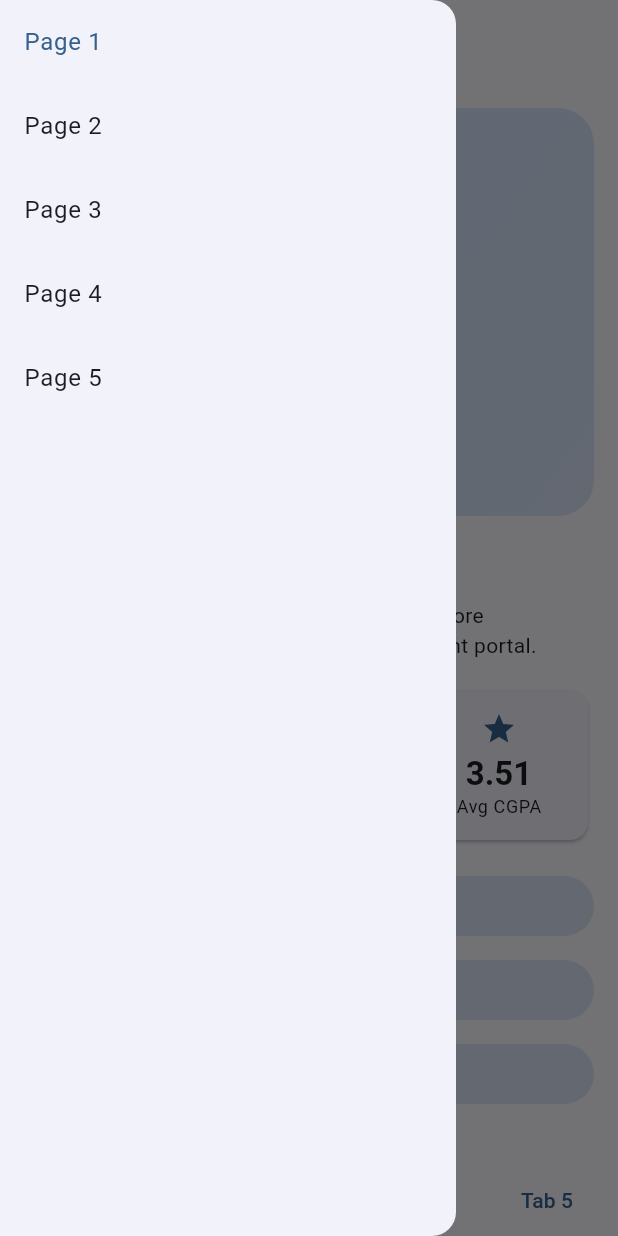
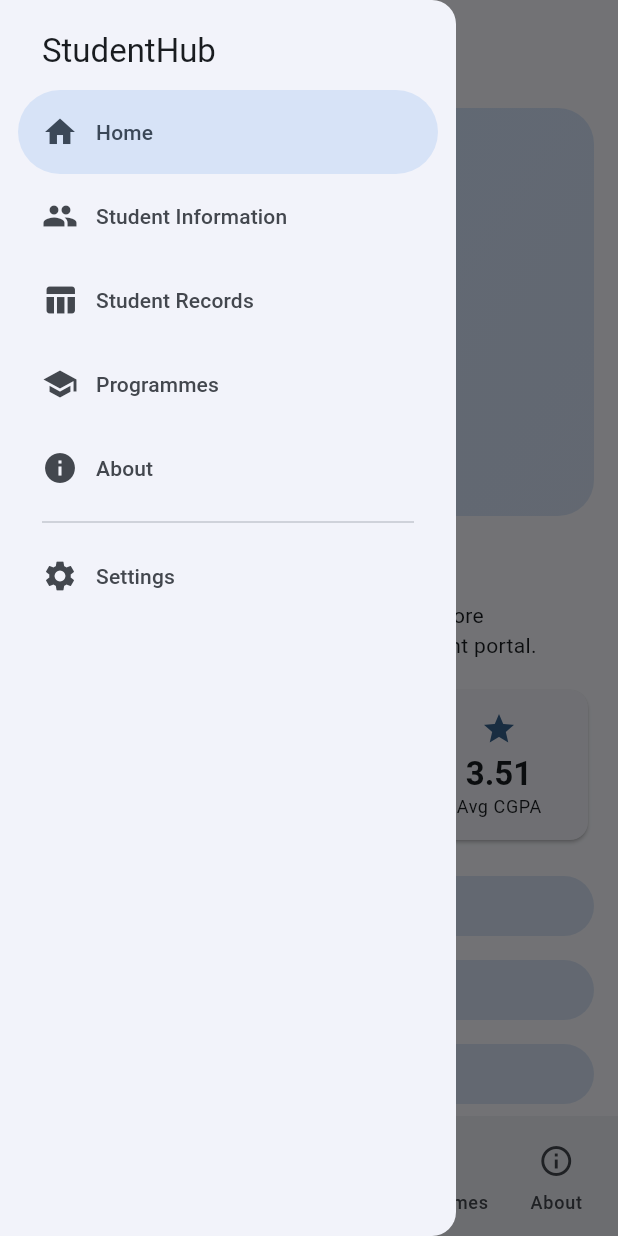
Before and after one commit to yonandrew/Lab-5.1-StudentHub-G13, a Flutter app: the screen it shows after launch, with the side drawer open, on a phone screen of 412 x 824 dp. Run offline on Flutter 3.47's test engine with Material 3 defaults, Android fonts, the phone set to English and light mode, and no system bars.

Commit message:
Add Drawer, Bottom Navigation and Settings

```diff
--- a/lib/widgets/app_bottom_nav.dart
+++ b/lib/widgets/app_bottom_nav.dart
@@ -12,17 +12,36 @@ class AppBottomNav extends StatelessWidget {
 
   @override
   Widget build(BuildContext context) {
-    return SafeArea(
-      child: Row(
-        mainAxisAlignment: MainAxisAlignment.spaceEvenly,
-        children: [
-          for (var i = 0; i < 5; i++)
-            TextButton(
-              onPressed: () => onSelect(i),
-              child: Text('Tab ${i + 1}'),
-            ),
-        ],
-      ),
+    return NavigationBar(
+      selectedIndex: selectedIndex,
+      onDestinationSelected: onSelect,
+      destinations: const [
+        NavigationDestination(
+          icon: Icon(Icons.home_outlined),
+          selectedIcon: Icon(Icons.home),
+          label: 'Home',
+        ),
+        NavigationDestination(
+          icon: Icon(Icons.people_outline),
+          selectedIcon: Icon(Icons.people),
+          label: 'Students',
+        ),
+        NavigationDestination(
+          icon: Icon(Icons.table_chart_outlined),
+          selectedIcon: Icon(Icons.table_chart),
+          label: 'Records',
+        ),
+        NavigationDestination(
+          icon: Icon(Icons.school_outlined),
+          selectedIcon: Icon(Icons.school),
+          label: 'Programmes',
+        ),
+        NavigationDestination(
+          icon: Icon(Icons.info_outline),
+          selectedIcon: Icon(Icons.info),
+          label: 'About',
+        ),
+      ],
     );
   }
 }
--- a/lib/widgets/app_drawer.dart
+++ b/lib/widgets/app_drawer.dart
@@ -1,4 +1,6 @@
 import 'package:flutter/material.dart';
+
+import '../pages/settings_page.dart';
 
 class AppDrawer extends StatelessWidget {
   const AppDrawer({
@@ -10,24 +12,48 @@ class AppDrawer extends StatelessWidget {
   final int selectedIndex;
   final ValueChanged<int> onSelect;
 
+  static const _items = <(IconData, String)>[
+    (Icons.home, 'Home'),
+    (Icons.people, 'Student Information'),
+    (Icons.table_chart, 'Student Records'),
+    (Icons.school, 'Programmes'),
+    (Icons.info, 'About'),
+  ];
+
   @override
   Widget build(BuildContext context) {
-    return Drawer(
-      child: SafeArea(
-        child: Column(
-          children: [
-            for (var i = 0; i < 5; i++)
-              ListTile(
-                title: Text('Page ${i + 1}'),
-                selected: i == selectedIndex,
-                onTap: () {
-                  Navigator.of(context).pop();
-                  onSelect(i);
-                },
-              ),
-          ],
+    return NavigationDrawer(
+      selectedIndex: selectedIndex,
+      onDestinationSelected: (index) {
+        final navigator = Navigator.of(context);
+        navigator.pop();
+        if (index == _items.length) {
+          navigator.push(
+            MaterialPageRoute<void>(builder: (_) => const SettingsPage()),
+          );
+        } else {
+          onSelect(index);
+        }
+      },
+      children: [
+        Padding(
+          padding: const EdgeInsets.fromLTRB(28, 20, 16, 12),
+          child: Text(
+            'StudentHub',
+            style: Theme.of(context).textTheme.titleLarge,
+          ),
         ),
-      ),
+        for (final item in _items)
+          NavigationDrawerDestination(
+            icon: Icon(item.$1),
+            label: Text(item.$2),
+          ),
+        const Divider(indent: 28, endIndent: 28),
+        const NavigationDrawerDestination(
+          icon: Icon(Icons.settings),
+          label: Text('Settings'),
+        ),
+      ],
     );
   }
 }
```
Also changed, not shown: lib/pages/settings_page.dart (+23 -1 lines).
